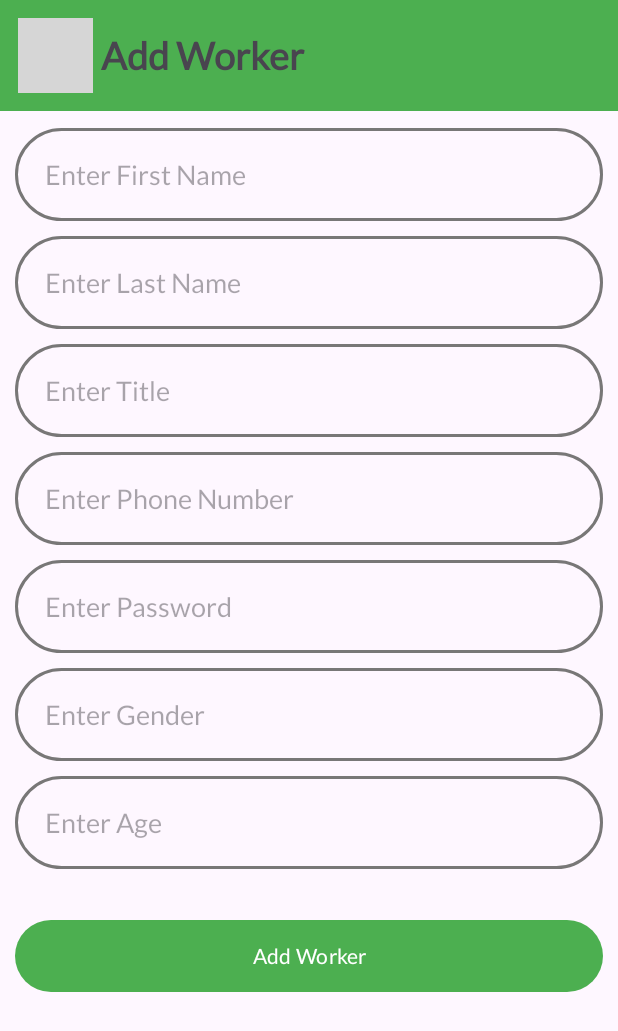
After one commit to IvanOjok/MyFarm, an Android app: the AddWorkerFragment screen opened through its navigation route, on a phone screen of 412 x 824 dp. The commit adds this screen. Shown: the top 1031 px of the screen. Run offline under Robolectric (Android 15) with nearby library versions, the phone set to English and light mode, and no system bars; grey boxes are pictures that could not be loaded.

Commit message:
Add workers implementation

```diff
--- a/app/src/main/java/com/ivanojok/myfarm/data/retrofit/ResponseInterface.kt
+++ b/app/src/main/java/com/ivanojok/myfarm/data/retrofit/ResponseInterface.kt
@@ -1,5 +1,6 @@
 package com.ivanojok.myfarm.data.retrofit
 
+import com.ivanojok.myfarm.data.model.AddWorkerResponse
 import com.ivanojok.myfarm.data.model.AnimalResponseData
 import com.ivanojok.myfarm.data.model.AuthResponseData
 import com.ivanojok.myfarm.data.model.PurchasesResponsesData
@@ -9,6 +10,7 @@ import retrofit2.http.Field
 import retrofit2.http.FieldMap
 import retrofit2.http.FormUrlEncoded
 import retrofit2.http.GET
+import retrofit2.http.Header
 import retrofit2.http.POST
 
 interface ResponseInterface {
@@ -35,4 +37,8 @@ interface ResponseInterface {
     @GET("get_animals.php")
     suspend fun getAnimals(): AnimalResponseData
 
+    @FormUrlEncoded
+    @POST("insert_user.php")
+    suspend fun addWorker(@FieldMap data:HashMap<String, Any?>, @Header("Authorization") token:String): AddWorkerResponse
+
 }
--- /dev/null
+++ b/app/src/main/res/layout/fragment_add_worker.xml
@@ -0,0 +1,178 @@
+<?xml version="1.0" encoding="utf-8"?>
+<androidx.constraintlayout.widget.ConstraintLayout xmlns:android="http://schemas.android.com/apk/res/android"
+    xmlns:app="http://schemas.android.com/apk/res-auto"
+    xmlns:tools="http://schemas.android.com/tools"
+    android:layout_width="match_parent"
+    android:layout_height="match_parent"
+    tools:context=".ui.AddWorkerFragment">
+
+    <LinearLayout
+        android:id="@+id/linearLayout"
+        android:layout_width="match_parent"
+        android:layout_height="wrap_content"
+        android:background="@color/green"
+        android:orientation="horizontal"
+        android:padding="12dp"
+        android:visibility="visible"
+        app:layout_constraintTop_toTopOf="parent">
+
+        <ImageView
+            android:id="@+id/imageView7"
+            android:layout_width="50dp"
+            android:layout_height="50dp"
+            app:srcCompat="@drawable/back" />
+
+        <TextView
+            android:id="@+id/textView4"
+            android:layout_width="wrap_content"
+            android:layout_height="match_parent"
+            android:layout_marginStart="5dp"
+            android:layout_weight="1"
+            android:gravity="center_vertical"
+            android:text="@string/add_worker"
+            android:textSize="25sp"
+            android:textStyle="bold" />
+    </LinearLayout>
+
+   =
+
+    <androidx.appcompat.widget.Toolbar
+        android:id="@+id/toolbar"
+        android:layout_width="match_parent"
+        android:layout_height="wrap_content"
+        android:background="?attr/colorPrimary"
+        android:minHeight="?attr/actionBarSize"
+        android:theme="?attr/actionBarTheme"
+        android:visibility="gone"
+        app:collapseIcon="@drawable/back"
+        app:layout_constraintTop_toTopOf="parent"
+        app:navigationIcon="@drawable/back"
+        app:title="@string/add_worker" />
+
+    <ScrollView
+        android:id="@+id/scrollView2"
+        android:layout_width="match_parent"
+        android:layout_height="match_parent"
+        android:layout_marginTop="75dp"
+        app:layout_constraintTop_toBottomOf="@+id/toolbar">
+
+        <androidx.constraintlayout.widget.ConstraintLayout
+            android:layout_width="match_parent"
+            android:layout_height="match_parent">
+
+            <EditText
+                android:id="@+id/f_name"
+                android:layout_width="0dp"
+                android:layout_height="wrap_content"
+                android:layout_margin="10dp"
+                android:layout_marginStart="9dp"
+                android:layout_marginEnd="9dp"
+                android:background="@drawable/input_drawable"
+                android:ems="10"
+                android:hint="@string/e_first_name"
+                android:inputType="text"
+                android:padding="20dp"
+                app:layout_constraintEnd_toEndOf="parent"
+                app:layout_constraintStart_toStartOf="parent"
+                app:layout_constraintTop_toTopOf="parent" />
+
+            <EditText
+                android:id="@+id/l_name"
+                android:layout_width="match_parent"
+                android:layout_height="wrap_content"
+                android:layout_margin="10dp"
+                android:background="@drawable/input_drawable"
+                android:ems="10"
+                android:hint="@string/e_l_name"
+                android:inputType="text"
+                android:padding="20dp"
+                app:layout_constraintTop_toBottomOf="@id/f_name" />
+
+            <EditText
+                android:id="@+id/w_title"
+                android:layout_width="match_parent"
+                android:layout_height="wrap_content"
+                android:layout_margin="10dp"
+                android:background="@drawable/input_drawable"
+                android:ems="10"
+                android:hint="@string/e_title"
+                android:inputType="text"
+                android:padding="20dp"
+                app:layout_constraintTop_toBottomOf="@id/l_name" />
+
+            <EditText
+                android:id="@+id/w_phone"
+                android:layout_width="match_parent"
+                android:layout_height="wrap_content"
+                android:layout_margin="10dp"
+                android:background="@drawable/input_drawable"
+                android:ems="10"
+                android:hint="@string/input_phone"
+                android:inputType="phone"
+                android:padding="20dp"
+                app:layout_constraintTop_toBottomOf="@id/w_title" />
+
+            <EditText
+                android:id="@+id/w_password"
+                android:layout_width="0dp"
+                android:layout_height="wrap_content"
+                android:layout_margin="10dp"
+                android:layout_marginStart="9dp"
+                android:layout_marginEnd="9dp"
+                android:background="@drawable/input_drawable"
+                android:ems="10"
+                android:hint="@string/input_password"
+                android:inputType="textPassword"
+                android:padding="20dp"
+                app:layout_constraintEnd_toEndOf="parent"
+                app:layout_constraintStart_toStartOf="parent"
+                app:layout_constraintTop_toBottomOf="@id/w_phone" />
+
+            <EditText
+                android:id="@+id/gender"
+                android:layout_width="0dp"
+                android:layout_height="wrap_content"
+                android:layout_margin="10dp"
+                android:layout_marginStart="9dp"
+                android:layout_marginEnd="9dp"
+                android:background="@drawable/input_drawable"
+                android:ems="10"
+                android:hint="@string/e_gender"
+                android:inputType="text"
+                android:padding="20dp"
+                app:layout_constraintEnd_toEndOf="parent"
+                app:layout_constraintStart_toStartOf="parent"
+                app:layout_constraintTop_toBottomOf="@id/w_password" />
+
+            <EditText
+                android:id="@+id/age"
+                android:layout_width="match_parent"
+                android:layout_height="wrap_content"
+                android:layout_margin="10dp"
+                android:background="@drawable/input_drawable"
+                android:ems="10"
+                android:hint="@string/e_age"
+                android:inputType="text"
+                android:padding="20dp"
+                app:layout_constraintTop_toBottomOf="@+id/gender"
+                tools:layout_editor_absoluteX="10dp" />
+
+            <Button
+                android:id="@+id/button"
+                android:layout_width="match_parent"
+                android:layout_height="wrap_content"
+                android:layout_marginStart="10dp"
+                android:layout_marginTop="30dp"
+                android:layout_marginEnd="10dp"
+                android:padding="15dp"
+                android:text="@string/add_worker"
+                app:layout_constraintBottom_toBottomOf="parent"
+                app:layout_constraintEnd_toEndOf="parent"
+                app:layout_constraintStart_toStartOf="parent"
+                app:layout_constraintTop_toBottomOf="@+id/age" />
+
+
+        </androidx.constraintlayout.widget.ConstraintLayout>
+    </ScrollView>
+
+</androidx.constraintlayout.widget.ConstraintLayout>
--- a/app/src/main/res/layout/item_worker_layout.xml
+++ b/app/src/main/res/layout/item_worker_layout.xml
@@ -24,6 +24,7 @@
                 android:layout_width="100dp"
                 android:layout_height="match_parent"
                 android:layout_margin="5dp"
+                android:padding="10dp"
                 android:src="@drawable/builder"
                 app:civ_border_color="@color/green"
                 app:civ_border_width="1dp"
--- a/app/src/main/res/navigation/main_nav_graph.xml
+++ b/app/src/main/res/navigation/main_nav_graph.xml
@@ -50,5 +50,14 @@
         android:id="@+id/viewWorkersFragment"
         android:name="com.ivanojok.myfarm.ui.ViewWorkersFragment"
         android:label="fragment_view_workers"
-        tools:layout="@layout/fragment_view_workers" />
+        tools:layout="@layout/fragment_view_workers" >
+        <action
+            android:id="@+id/action_viewWorkersFragment_to_addWorkerFragment"
+            app:destination="@id/addWorkerFragment" />
+    </fragment>
+    <fragment
+        android:id="@+id/addWorkerFragment"
+        android:name="com.ivanojok.myfarm.ui.AddWorkerFragment"
+        android:label="fragment_add_worker"
+        tools:layout="@layout/fragment_add_worker" />
 </navigation>
--- a/app/src/main/res/values/strings.xml
+++ b/app/src/main/res/values/strings.xml
@@ -18,4 +18,10 @@
     <string name="sales">Sales</string>
     <string name="purchases">Purchases</string>
     <string name="phone">+256 704253811</string>
+    <string name="e_first_name">Enter First Name</string>
+    <string name="add_worker">Add Worker</string>
+    <string name="e_l_name">Enter Last Name</string>
+    <string name="e_title">Enter Title</string>
+    <string name="e_gender">Enter Gender</string>
+    <string name="e_age">Enter Age</string>
 </resources>
```
Also changed, not shown: app/src/main/java/com/ivanojok/myfarm/data/model/AddWorkerResponse.kt (added, +7 -0 lines), app/src/main/java/com/ivanojok/myfarm/ui/AddWorkerFragment.kt (added, +144 -0 lines), app/src/main/java/com/ivanojok/myfarm/ui/ViewWorkersFragment.kt (+7 -0 lines), app/src/main/res/layout/fragment_view_workers.xml (+12 -0 lines), app/src/main/res/drawable-mdpi/pencil.png (added), 1 other file.
